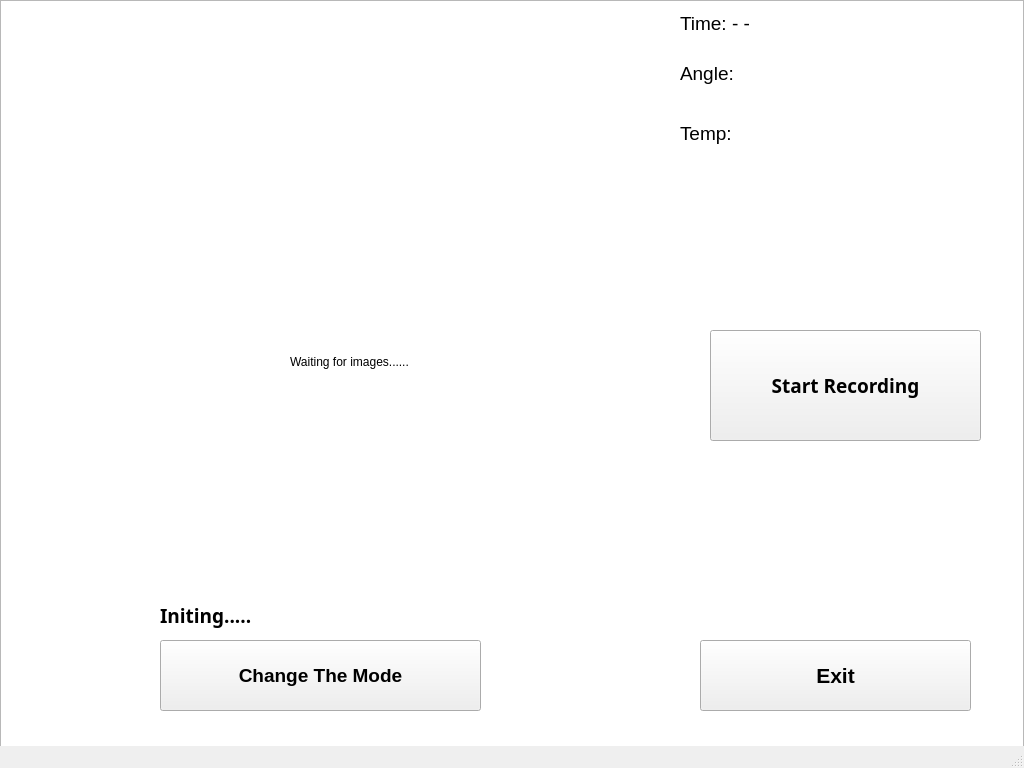
Before: the Qt Designer form QTViewer/mainwindow.ui in daijiaweicb/Outdoor-Photography-Helmet-with-Physical-Condition-Monitoring, drawn with Qt 5.
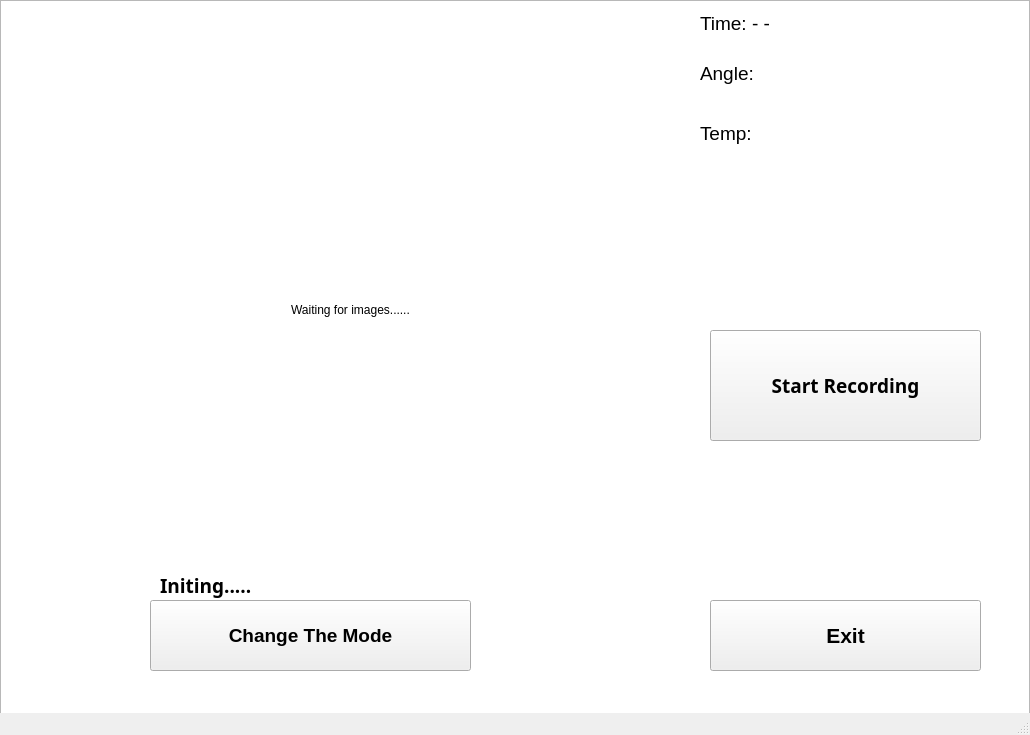
After: the same form once the commit is applied.

The edit to the form file:
```diff
--- a/QTViewer/mainwindow.ui
+++ b/QTViewer/mainwindow.ui
@@ -6,8 +6,8 @@
    <rect>
     <x>0</x>
     <y>0</y>
-    <width>1024</width>
-    <height>768</height>
+    <width>1030</width>
+    <height>735</height>
    </rect>
   </property>
   <property name="windowTitle">
@@ -17,9 +17,9 @@
    <widget class="QLabel" name="label_time">
     <property name="geometry">
      <rect>
-      <x>680</x>
+      <x>700</x>
       <y>10</y>
-      <width>291</width>
+      <width>271</width>
       <height>26</height>
      </rect>
     </property>
@@ -36,8 +36,8 @@
    <widget class="QLabel" name="label_video">
     <property name="geometry">
      <rect>
-      <x>9</x>
-      <y>122</y>
+      <x>10</x>
+      <y>70</y>
       <width>681</width>
       <height>480</height>
      </rect>
@@ -67,7 +67,7 @@
     <property name="geometry">
      <rect>
       <x>160</x>
-      <y>600</y>
+      <y>570</y>
       <width>391</width>
       <height>31</height>
      </rect>
@@ -92,8 +92,8 @@
    <widget class="QPushButton" name="ChangeMode">
     <property name="geometry">
      <rect>
-      <x>160</x>
-      <y>640</y>
+      <x>150</x>
+      <y>600</y>
       <width>321</width>
       <height>71</height>
      </rect>
@@ -132,8 +132,8 @@
    <widget class="QPushButton" name="Exit">
     <property name="geometry">
      <rect>
-      <x>700</x>
-      <y>640</y>
+      <x>710</x>
+      <y>600</y>
       <width>271</width>
       <height>71</height>
      </rect>
@@ -157,7 +157,7 @@
     <property name="geometry">
      <rect>
       <x>10</x>
-      <y>40</y>
+      <y>20</y>
       <width>640</width>
       <height>50</height>
      </rect>
@@ -182,9 +182,9 @@
    <widget class="QLabel" name="label_angle">
     <property name="geometry">
      <rect>
-      <x>680</x>
+      <x>700</x>
       <y>60</y>
-      <width>321</width>
+      <width>301</width>
       <height>26</height>
      </rect>
     </property>
@@ -201,9 +201,9 @@
    <widget class="QLabel" name="label_temp">
     <property name="geometry">
      <rect>
-      <x>680</x>
+      <x>700</x>
       <y>120</y>
-      <width>291</width>
+      <width>271</width>
       <height>26</height>
      </rect>
     </property>
@@ -222,8 +222,8 @@
      <rect>
       <x>0</x>
       <y>0</y>
-      <width>1024</width>
-      <height>768</height>
+      <width>1030</width>
+      <height>735</height>
      </rect>
     </property>
    </widget>
```
Left out of the diff: 2 changed lines with no effect on the pictures.
